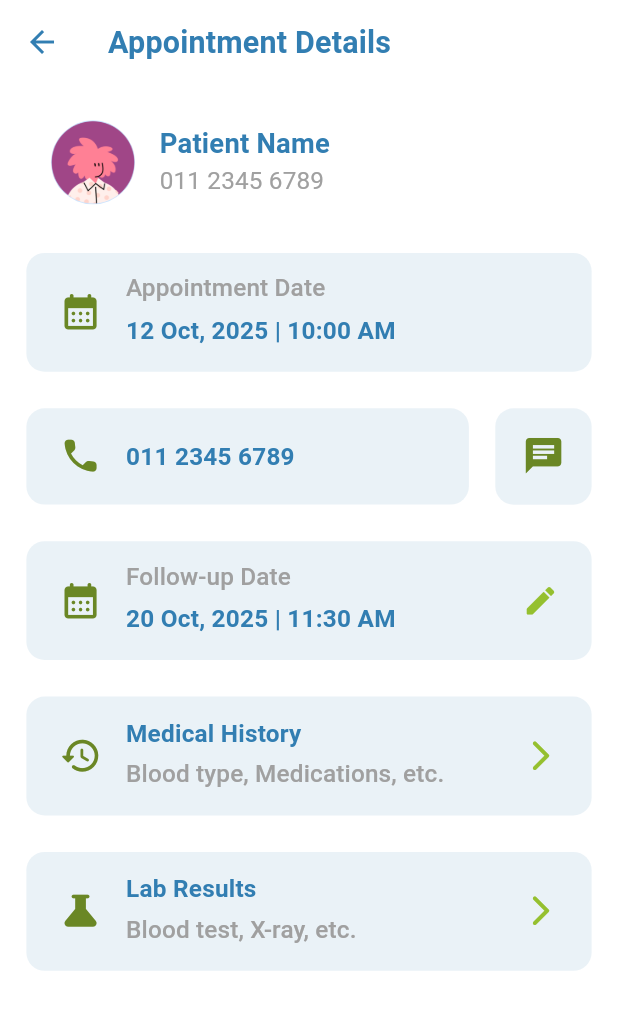
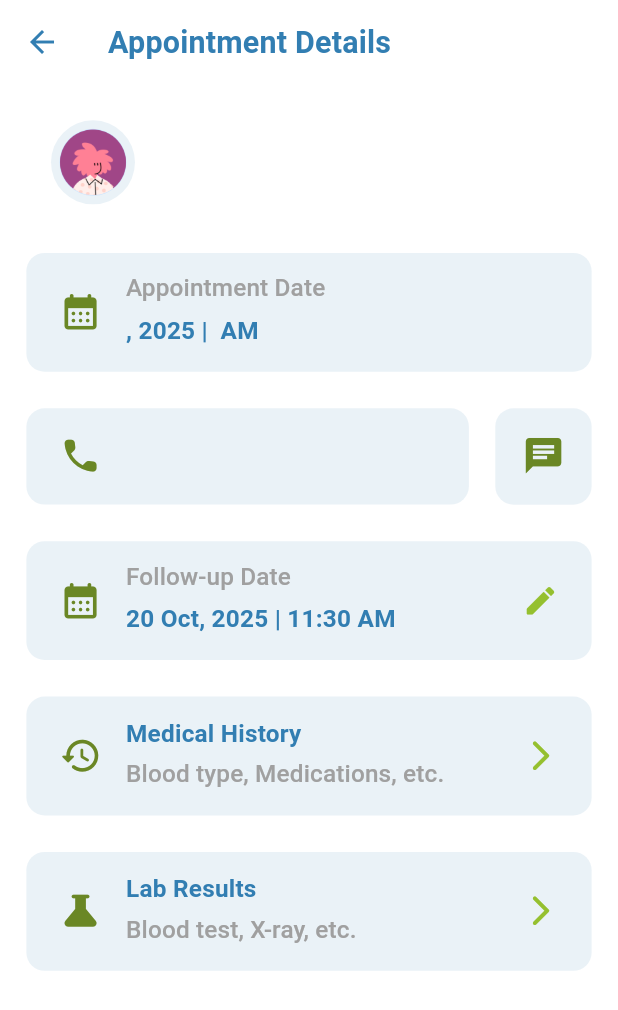
Before and after one commit to Osama-El-Dawli/Healora-app, a Flutter app: the AppointmentDetailsScreen screen opened directly with empty values, on a phone screen of 412 x 824 dp. Shown: the top 1010 px of the screen. Run offline on Flutter 3.47's test engine with Material 3 defaults, Android fonts, the phone set to English and light mode, and no system bars; our stand-ins replace bloc, cloud_firestore, dio, dots_indicator, easy_localization, firebase_auth and 14 more; accounts and stored records are empty.

Commit message:
feat: Enhance doctor feature with patient appointment management and UI updates

```diff
--- a/lib/core/widgets/custom_info_card.dart
+++ b/lib/core/widgets/custom_info_card.dart
@@ -27,7 +27,9 @@ class CustomInfoCard extends StatelessWidget {
           contentPadding: EdgeInsets.symmetric(vertical: 8.h, horizontal: 16.w),
           leading: CircleAvatar(
             radius: 28.r,
-            backgroundImage: AssetImage(image),
+            backgroundImage: image.startsWith('http')
+                ? NetworkImage(image)
+                : AssetImage(image),
           ),
           title: Text(
             title,
--- a/lib/core/widgets/custom_profile_avatar.dart
+++ b/lib/core/widgets/custom_profile_avatar.dart
@@ -3,16 +3,17 @@ import 'package:flutter_screenutil/flutter_screenutil.dart';
 import 'package:healora/core/utils/app_assets.dart';
 
 class CustomProfileAvatar extends StatelessWidget {
-  const CustomProfileAvatar({super.key, required this.imageUrl});
+  const CustomProfileAvatar({super.key, required this.imageUrl, this.radius1, this.radius2});
   final String imageUrl;
+  final double? radius1, radius2;
 
   @override
   Widget build(BuildContext context) {
     return CircleAvatar(
       backgroundColor: const Color(0xffEAF2F7),
-      radius: 24.r,
+      radius: radius1 ?? 24.r,
       child: CircleAvatar(
-        radius: 18.r,
+        radius:  radius2 ?? 18.r,
         backgroundImage: imageUrl.startsWith('http')
             ? NetworkImage(imageUrl)
             : const AssetImage(Assets.imagesAvatar),
--- a/lib/features/doctor_feature/data/cubit/doctor_feature_cubit.dart
+++ b/lib/features/doctor_feature/cubit/doctor_feature_cubit.dart
@@ -1,5 +1,5 @@
 import 'package:bloc/bloc.dart';
-import 'package:healora/features/auth/register/data/models/user_model.dart';
+import 'package:healora/features/doctor_feature/data/models/patient_with_appointment.dart';
 import 'package:healora/features/doctor_feature/data/repositories/doctor_feature_repo.dart';
 
 part 'doctor_feature_state.dart';
@@ -10,8 +10,8 @@ class DoctorFeatureCubit extends Cubit<DoctorFeatureState> {
   Future<void> fetchBookedPatients({required String doctorId}) async {
     emit(DoctorFeatureLoading());
     try {
-      final patients = await _repo.getBookedPatients(doctorId: doctorId);
-      emit(DoctorFeatureSuccess(patients: patients));
+      final appointments = await _repo.getBookedPatients(doctorId: doctorId);
+      emit(DoctorFeatureSuccess(appointments: appointments));
     } catch (e) {
       emit(DoctorFeatureFailure(errorMessage: e.toString()));
     }
--- a/lib/features/doctor_feature/data/cubit/doctor_feature_state.dart
+++ b/lib/features/doctor_feature/cubit/doctor_feature_state.dart
@@ -7,9 +7,9 @@ final class DoctorFeatureInitial extends DoctorFeatureState {}
 final class DoctorFeatureLoading extends DoctorFeatureState {}
 
 final class DoctorFeatureSuccess extends DoctorFeatureState {
-  final List<UserModel> patients;
+  final List<PatientWithAppointment> appointments;
 
-  DoctorFeatureSuccess({required this.patients});
+  DoctorFeatureSuccess({required this.appointments});
 }
 
 final class DoctorFeatureFailure extends DoctorFeatureState {
--- /dev/null
+++ b/lib/features/doctor_feature/data/models/patient_with_appointment.dart
@@ -0,0 +1,12 @@
+import 'package:healora/features/auth/register/data/models/user_model.dart';
+import 'package:healora/features/select_appointment/data/models/appointment_model.dart';
+
+class PatientWithAppointment {
+  final UserModel patient;
+  final AppointmentModel appointment;
+
+  PatientWithAppointment({
+    required this.patient,
+    required this.appointment,
+  });
+}
--- a/lib/features/doctor_feature/presentation/screens/appointment_details_screen.dart
+++ b/lib/features/doctor_feature/presentation/screens/appointment_details_screen.dart
@@ -1,11 +1,15 @@
 import 'package:easy_localization/easy_localization.dart';
 import 'package:flutter/material.dart';
 import 'package:healora/core/theme/app_colors.dart';
+import 'package:healora/features/doctor_feature/data/models/patient_with_appointment.dart';
 import 'package:healora/features/doctor_feature/presentation/widgets/appointment_details_screen_body.dart';
 
 class AppointmentDetailsScreen extends StatelessWidget {
-  const AppointmentDetailsScreen({super.key, required this.avatarTag});
-  final String avatarTag;
+  const AppointmentDetailsScreen({
+    super.key,
+    required this.patientWithAppointment,
+  });
+  final PatientWithAppointment patientWithAppointment;
 
   @override
   Widget build(BuildContext context) {
@@ -23,7 +27,9 @@ class AppointmentDetailsScreen extends StatelessWidget {
         backgroundColor: Colors.transparent,
         elevation: 0,
       ),
-      body: AppointmentDetailsScreenBody(avatarTag: avatarTag),
+      body: AppointmentDetailsScreenBody(
+        patientWithAppointment: patientWithAppointment,
+      ),
     );
   }
 }
--- a/lib/features/doctor_feature/presentation/widgets/appointment_details_screen_body.dart
+++ b/lib/features/doctor_feature/presentation/widgets/appointment_details_screen_body.dart
@@ -3,12 +3,16 @@ import 'package:flutter/material.dart';
 import 'package:flutter_screenutil/flutter_screenutil.dart';
 import 'package:flutter_staggered_animations/flutter_staggered_animations.dart';
 import 'package:healora/core/theme/app_colors.dart';
-import 'package:healora/core/utils/app_assets.dart';
+import 'package:healora/core/widgets/custom_profile_avatar.dart';
+import 'package:healora/features/doctor_feature/data/models/patient_with_appointment.dart';
 import 'package:healora/features/doctor_feature/presentation/widgets/appointment_details_card.dart';
 
 class AppointmentDetailsScreenBody extends StatelessWidget {
-  const AppointmentDetailsScreenBody({super.key, required this.avatarTag});
-  final String avatarTag;
+  const AppointmentDetailsScreenBody({
+    super.key,
+    required this.patientWithAppointment,
+  });
+  final PatientWithAppointment patientWithAppointment;
 
   @override
   Widget build(BuildContext context) {
@@ -30,16 +34,17 @@ class AppointmentDetailsScreenBody extends StatelessWidget {
                   SizedBox(height: 16.h),
                   ListTile(
                     leading: Hero(
-                      tag: avatarTag,
-                      child: CircleAvatar(
-                        radius: 28.r,
-                        child: Image.asset(Assets.imagesAvatar),
+                      tag: patientWithAppointment.patient.uid,
+                      child: CustomProfileAvatar(
+                        imageUrl: patientWithAppointment.patient.imageUrl,
+                        radius1: 28.r,
+                        radius2: 22.r,
                       ),
                     ),
                     title: Hero(
-                      tag: 'name$avatarTag',
+                      tag: 'name${patientWithAppointment.patient.uid}',
                       child: Text(
-                        'Patient Name',
+                        '${patientWithAppointment.patient.firstName} ${patientWithAppointment.patient.lastName}',
                         style: Theme.of(context).textTheme.titleMedium
                             ?.copyWith(
                               color: AppColors.primary,
@@ -49,7 +54,7 @@ class AppointmentDetailsScreenBody extends StatelessWidget {
                       ),
                     ),
                     subtitle: Text(
-                      '011 2345 6789',
+                      patientWithAppointment.patient.phoneNumber,
                       style: Theme.of(context).textTheme.titleSmall?.copyWith(
                         color: Color(0xffA0A0A0),
                         fontWeight: FontWeight.w400,
@@ -61,14 +66,15 @@ class AppointmentDetailsScreenBody extends StatelessWidget {
                     isDate: true,
                     leadingIcon: Icons.calendar_month_rounded,
                     title: 'Appointment Date'.tr(),
-                    subTitle: '12 Oct, 2025 | 10:00 AM',
+                    subTitle:
+                        '${patientWithAppointment.appointment.date}, ${DateTime.now().year} | ${patientWithAppointment.appointment.time} AM',
                   ),
                   SizedBox(height: 24.h),
                   Row(
                     children: [
                       Expanded(
                         child: AppointmentDetailsCard(
-                          title: '011 2345 6789',
+                          title: patientWithAppointment.patient.phoneNumber,
                           leadingIcon: Icons.phone_rounded,
                         ),
                       ),
--- a/lib/features/doctor_feature/presentation/widgets/patients_list_view_item.dart
+++ b/lib/features/doctor_feature/presentation/widgets/patients_list_view_item.dart
@@ -1,12 +1,13 @@
 import 'package:flutter/material.dart';
 import 'package:flutter_screenutil/flutter_screenutil.dart';
 import 'package:healora/core/theme/app_colors.dart';
-import 'package:healora/core/utils/app_assets.dart';
+import 'package:healora/core/widgets/custom_profile_avatar.dart';
 import 'package:healora/features/auth/register/data/models/user_model.dart';
 
 class PatientsListViewItem extends StatelessWidget {
-  const PatientsListViewItem({super.key, required this.patient});
+  const PatientsListViewItem({super.key, required this.patient, required this.appointment});
   final UserModel patient;
+  final String appointment;
 
   @override
   Widget build(BuildContext context) {
@@ -18,7 +19,7 @@ class PatientsListViewItem extends StatelessWidget {
       child: ListTile(
         contentPadding: EdgeInsets.symmetric(vertical: 8.h, horizontal: 12.w),
         subtitle: Text(
-          '12 Oct, 2025 | 10:00 AM',
+          appointment,
           style: Theme.of(context).textTheme.labelLarge?.copyWith(
             color: AppColors.hintColor,
             fontWeight: FontWeight.w500,
@@ -26,11 +27,10 @@ class PatientsListViewItem extends StatelessWidget {
         ),
         leading: Hero(
           tag: patient.uid,
-          child: CircleAvatar(
-            radius: 28.r,
-            child: patient.imageUrl.startsWith('http')
-                ? Image.network(patient.imageUrl)
-                : Image.asset(Assets.imagesAvatar),
+          child: CustomProfileAvatar(
+            imageUrl: patient.imageUrl,
+            radius2: 22.r,
+            radius1: 28.r,
           ),
         ),
         trailing: IconButton(
--- a/lib/features/select_doctor/data/models/doctor_model.dart
+++ b/lib/features/select_doctor/data/models/doctor_model.dart
@@ -1,3 +1,4 @@
+import 'package:healora/core/utils/app_assets.dart';
 import 'package:healora/features/auth/register/data/models/user_model.dart';
 
 class DoctorModel extends UserModel {
@@ -9,6 +10,7 @@ class DoctorModel extends UserModel {
     required super.phoneNumber,
     required super.role,
     required super.specialization,
+    required super.imageUrl,
   });
 
   factory DoctorModel.fromMap(Map<String, dynamic> map) {
@@ -20,6 +22,7 @@ class DoctorModel extends UserModel {
       phoneNumber: map['phoneNumber'],
       role: map['role'],
       specialization: map['specialization'],
+      imageUrl: map['image'] ?? Assets.imagesAvatar,
     );
   }
 }
```
Also changed, not shown: lib/core/routes/routes_generator.dart (+13 -11 lines), lib/features/doctor_feature/data/data_sources/firebase_doctor_feature_remote_data_source.dart (+17 -12 lines), lib/features/doctor_feature/data/repositories/doctor_feature_repo.dart (+4 -12 lines), lib/features/doctor_feature/presentation/widgets/loading_placeholder.dart (+9 -7 lines), lib/features/doctor_feature/presentation/widgets/patient_list_view.dart (+6 -5 lines).
